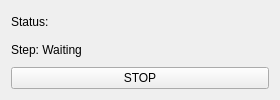
Andrew-Heng-Yong/Automatic-Application-Assistant, file overlay_window.ui: the form before one commit.
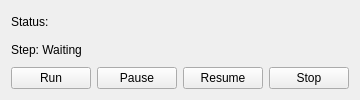
The form after the commit.

```diff
--- a/overlay_window.ui
+++ b/overlay_window.ui
@@ -33,7 +33,28 @@
      <item>
       <widget class="QPushButton" name="Stop">
        <property name="text">
-        <string>STOP</string>
+        <string>Run</string>
+       </property>
+      </widget>
+     </item>
+     <item>
+      <widget class="QPushButton" name="OverlayPause">
+       <property name="text">
+        <string>Pause</string>
+       </property>
+      </widget>
+     </item>
+     <item>
+      <widget class="QPushButton" name="OverlayResume">
+       <property name="text">
+        <string>Resume</string>
+       </property>
+      </widget>
+     </item>
+     <item>
+      <widget class="QPushButton" name="OverlayStop">
+       <property name="text">
+        <string>Stop</string>
        </property>
       </widget>
      </item>
```
Left out of the diff: 4 changed lines with no effect on the pictures.
